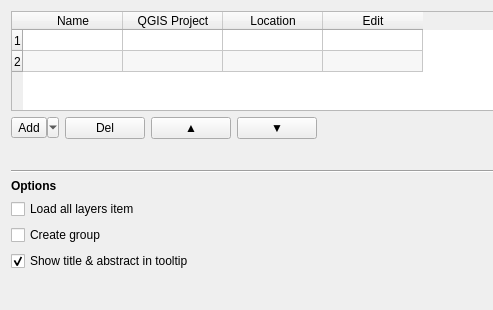
This is menu_from_project/ui/conf_dialog.ui in xcaeag/MenuFromProject-Qgis-Plugin as Qt 5 draws it before an edit; both pictures show x 0 to 493 and y 0 to 310 of the 739 by 310 pixel window. The edited form follows.
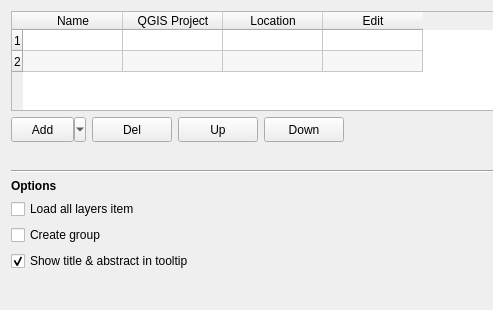
This is the edited form. Icons and pictures are not drawn.

Commit message: Use embedded icon instead of raw char

The edit to the form file:
```diff
--- a/menu_from_project/ui/conf_dialog.ui
+++ b/menu_from_project/ui/conf_dialog.ui
@@ -136,6 +136,12 @@
      </property>
      <item>
       <widget class="QToolButton" name="btnAdd">
+       <property name="minimumSize">
+        <size>
+         <width>75</width>
+         <height>25</height>
+        </size>
+       </property>
        <property name="focusPolicy">
         <enum>Qt::WheelFocus</enum>
        </property>
@@ -155,6 +161,12 @@
      </item>
      <item>
       <widget class="QPushButton" name="btnDelete">
+       <property name="minimumSize">
+        <size>
+         <width>40</width>
+         <height>25</height>
+        </size>
+       </property>
        <property name="toolTip">
         <string>Delete selected</string>
        </property>
@@ -165,21 +177,45 @@
      </item>
      <item>
       <widget class="QPushButton" name="btnUp">
+       <property name="minimumSize">
+        <size>
+         <width>50</width>
+         <height>25</height>
+        </size>
+       </property>
+       <property name="maximumSize">
+        <size>
+         <width>16777215</width>
+         <height>25</height>
+        </size>
+       </property>
        <property name="toolTip">
         <string>Move up selected project</string>
        </property>
        <property name="text">
-        <string>▲</string>
+        <string>Up</string>
        </property>
       </widget>
      </item>
      <item>
       <widget class="QPushButton" name="btnDown">
+       <property name="minimumSize">
+        <size>
+         <width>50</width>
+         <height>25</height>
+        </size>
+       </property>
+       <property name="maximumSize">
+        <size>
+         <width>16777215</width>
+         <height>25</height>
+        </size>
+       </property>
        <property name="toolTip">
         <string>Move down selected project</string>
        </property>
        <property name="text">
-        <string>▼</string>
+        <string>Down</string>
        </property>
       </widget>
      </item>
```
The commit also changes 1 other file.
